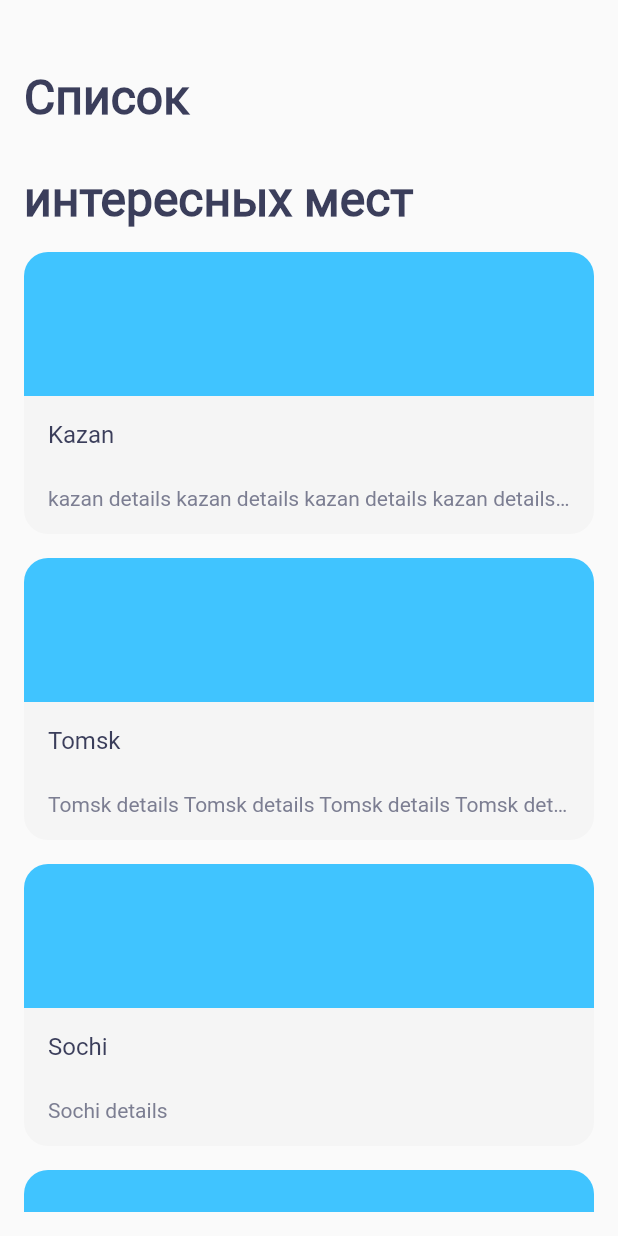
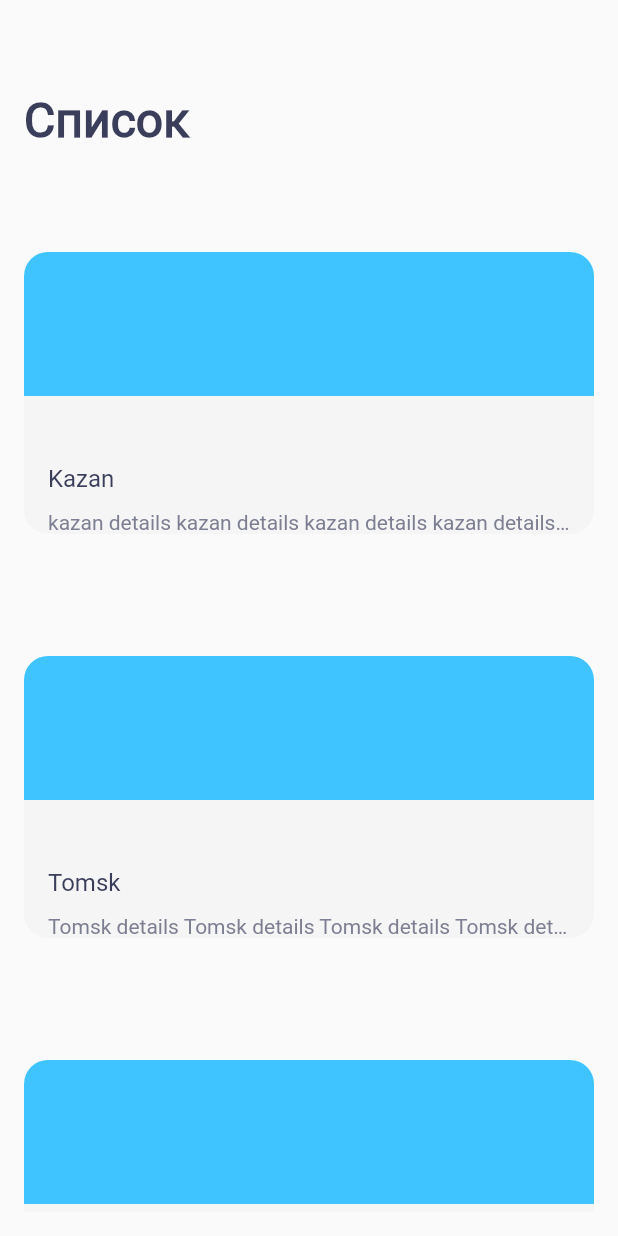
Before and after one commit to alfiya-udc/places, a Flutter app: the screen it shows after launch, on a phone screen of 412 x 824 dp. Run offline on Flutter 3.47's test engine with Material 2 defaults, Android fonts, the phone set to English and light mode, and no system bars.

Commit message:
(4-8) sizes play

```diff
--- a/lib/domain/sight.dart
+++ b/lib/domain/sight.dart
@@ -1,9 +1,17 @@
+import 'package:flutter/material.dart';
+
 class Sight {
-  String name;
-  double lat;
-  double lon;
-  String url;
-  String details;
-  String type;
-  Sight({this.name, this.lat, this.lon, this.url, this.details, this.type});
+  final String name;
+  final double lat;
+  final double lon;
+  final String url;
+  final String details;
+  final String type;
+  Sight(
+      {required this.name,
+      required this.lat,
+      required this.lon,
+      required this.url,
+      required this.details,
+      required this.type});
 }
--- a/lib/main.dart
+++ b/lib/main.dart
@@ -1,6 +1,4 @@
 import 'package:flutter/material.dart';
-import 'package:places/domain/mocks.dart';
-import 'package:places/ui/screen/SightDetails.dart';
 import 'package:places/ui/screen/SightListScreen.dart';
 
 void main() {
--- a/lib/theme/textStyles.dart
+++ b/lib/theme/textStyles.dart
@@ -3,9 +3,9 @@ import 'package:flutter/painting.dart';
 import 'colors.dart';
 
 TextStyle _text = const TextStyle(
-      fontFamily: 'Roboto',
-    ),
-    appbarStyle = _text.copyWith(
+  fontFamily: 'Roboto',
+);
+final appbarStyle = _text.copyWith(
       fontSize: 32,
       color: textSecondary,
       fontWeight: FontWeight.bold,
--- /dev/null
+++ b/lib/ui/screen/CustomAppBar.dart
@@ -0,0 +1,29 @@
+import 'package:flutter/material.dart';
+import 'package:places/theme/textStyles.dart';
+
+class CustomAppBar extends StatelessWidget with PreferredSizeWidget {
+  final double height;
+  final String title;
+
+  const CustomAppBar({
+    required this.height,
+    required this.title,
+  });
+
+  @override
+  Widget build(BuildContext context) {
+    return Container(
+      color: Colors.transparent,
+      child: Padding(
+        padding: EdgeInsets.fromLTRB(16, 64, 16, 16),
+        child: Text(
+          title,
+          style: appbarStyle,
+        ),
+      ),
+    );
+  }
+
+  @override
+  Size get preferredSize => Size.fromHeight(height);
+}
--- a/lib/ui/screen/SightCard.dart
+++ b/lib/ui/screen/SightCard.dart
@@ -4,12 +4,14 @@ import 'package:places/theme/textStyles.dart';
 import 'package:places/theme/colors.dart';
 
 class SightCard extends StatelessWidget {
-  SightCard({@required this.sight});
+  SightCard({required this.sight});
 
   final Sight sight;
   @override
   Widget build(BuildContext context) {
-    return Container(
+    return AspectRatio(
+      aspectRatio: 3 / 2,
+      child: Container(
         child: Column(
           children: [
             Container(
@@ -24,7 +26,7 @@ class SightCard extends StatelessWidget {
             ),
             Container(
                 height: 92,
-              padding: EdgeInsets.all(16),
+                padding: EdgeInsets.fromLTRB(16, 16, 16, 0),
                 decoration: BoxDecoration(
                   color: lightGrey,
                   borderRadius: BorderRadius.only(
@@ -36,13 +38,16 @@ class SightCard extends StatelessWidget {
                   mainAxisAlignment: MainAxisAlignment.spaceBetween,
                   crossAxisAlignment: CrossAxisAlignment.stretch,
                   children: [
+                    Padding(
+                      child: SizedBox(
+                        height: 16,
+                      ),
+                      padding: EdgeInsets.only(bottom: 2),
+                    ),
                     Text(
                       sight.name,
                       maxLines: 2,
                       style: cardTitleStyle,
-                  ),
-                  SizedBox(
-                    height: 2,
                     ),
                     Text(
                       sight.details,
@@ -54,6 +59,7 @@ class SightCard extends StatelessWidget {
                 )),
           ],
         ),
+      ),
     );
   }
 }
--- a/lib/ui/screen/SightDetails.dart
+++ b/lib/ui/screen/SightDetails.dart
@@ -4,7 +4,7 @@ import 'package:places/theme/textStyles.dart';
 import 'package:places/theme/colors.dart';
 
 class SightDetails extends StatelessWidget {
-  SightDetails({@required this.sight});
+  SightDetails({required this.sight});
 
   final Sight sight;
 
@@ -90,7 +90,7 @@ class SightDetails extends StatelessWidget {
 
 class SightDetailsHeader extends StatelessWidget {
   SightDetailsHeader(
-      {@required this.title, @required this.type, this.workTime = '9.00'});
+      {required this.title, required this.type, this.workTime = '9.00'});
   final String title;
   final String type;
   final String workTime;
--- a/lib/ui/screen/SightListScreen.dart
+++ b/lib/ui/screen/SightListScreen.dart
@@ -1,6 +1,7 @@
 import 'package:flutter/material.dart';
 import 'package:places/domain/mocks.dart';
 import 'package:places/theme/textStyles.dart';
+import 'package:places/ui/screen/CustomAppBar.dart';
 import 'package:places/ui/screen/SightCard.dart';
 
 class SightListScreen extends StatefulWidget {
@@ -9,29 +10,19 @@ class SightListScreen extends StatefulWidget {
 }
 
 class _SightListScreenState extends State<SightListScreen> {
-  List<Widget> cards = mocks
-      .map((sight) => Container(
-            child: SightCard(sight: sight),
-            margin: EdgeInsets.only(bottom: 16),
-          ))
-      .toList();
-
   @override
   Widget build(BuildContext context) {
+    List<Widget> cards = mocks
+        .map((sight) => Container(
+              child: SightCard(sight: sight),
+              margin: EdgeInsets.only(bottom: 16),
+            ))
+        .toList();
+
     return Scaffold(
-      appBar: AppBar(
-        centerTitle: false,
-        titleSpacing: 0,
-        title: Padding(
-          padding: EdgeInsets.fromLTRB(16, 64, 16, 16),
-          child: Text(
-            'Список\n\nинтересных мест',
-            style: appbarStyle,
-          ),
-        ),
-        backgroundColor: Colors.transparent,
-        elevation: 0,
-        toolbarHeight: 152.0,
+      appBar: CustomAppBar(
+        title: 'Список\n\nинтересных мест',
+        height: 152,
       ),
       body: Padding(
         padding: EdgeInsets.all(16),
```
Lines whose indentation alone changed are shown as unchanged.
